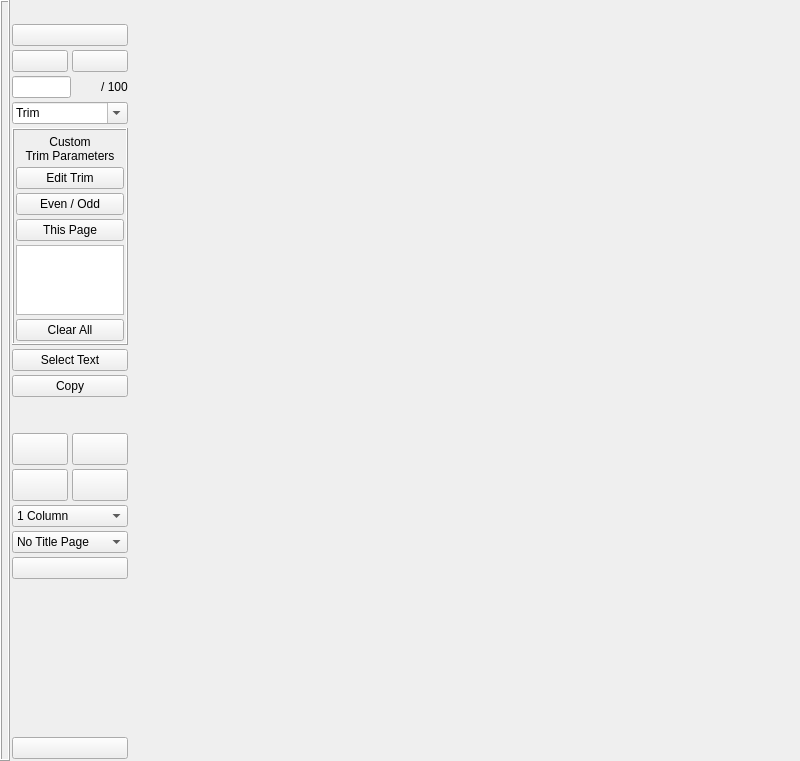
First picture: the form in ui/mainwindow.ui, repository turgu1/uPDF2, before the edit.
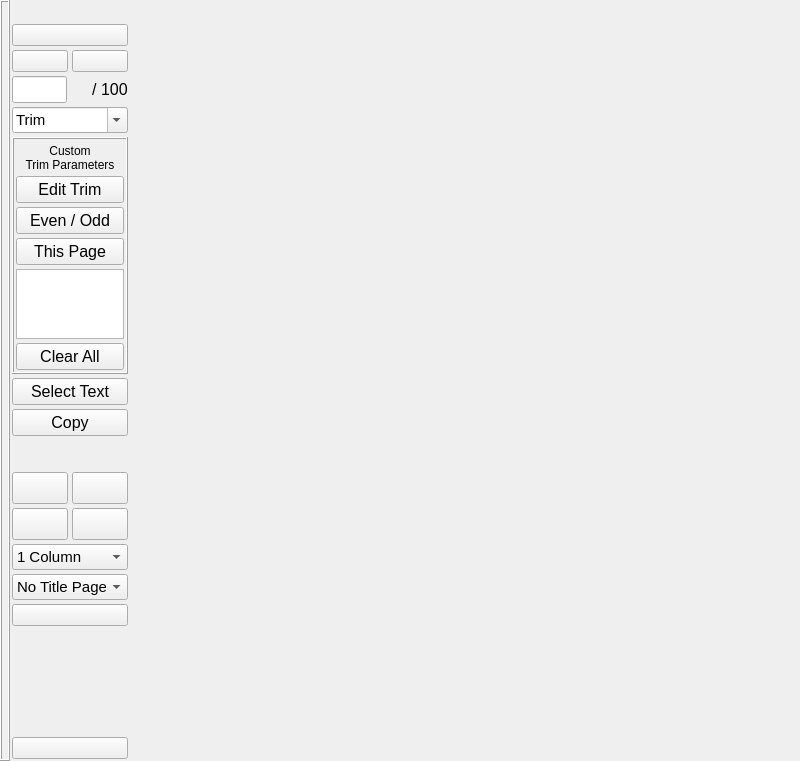
Second picture: the form after the edit. Icons and pictures are not drawn.

Commit message: Fonts used downsized to 12 and 11 pts

```diff
--- a/ui/mainwindow.ui
+++ b/ui/mainwindow.ui
@@ -379,6 +379,11 @@
              <height>16777215</height>
             </size>
            </property>
+           <property name="font">
+            <font>
+             <pointsize>12</pointsize>
+            </font>
+           </property>
            <property name="toolTip">
             <string>Curent Page</string>
            </property>
@@ -417,6 +422,11 @@
              <verstretch>0</verstretch>
             </sizepolicy>
            </property>
+           <property name="font">
+            <font>
+             <pointsize>12</pointsize>
+            </font>
+           </property>
            <property name="toolTip">
             <string>Document Page Count</string>
            </property>
@@ -453,6 +463,11 @@
            <height>16777215</height>
           </size>
          </property>
+         <property name="font">
+          <font>
+           <pointsize>11</pointsize>
+          </font>
+         </property>
          <property name="toolTip">
           <string>View Mode</string>
          </property>
@@ -587,6 +602,11 @@
               <height>0</height>
              </size>
             </property>
+            <property name="font">
+             <font>
+              <pointsize>12</pointsize>
+             </font>
+            </property>
             <property name="toolTip">
              <string>Edit Trimming Zone</string>
             </property>
@@ -612,6 +632,11 @@
               <height>0</height>
              </size>
             </property>
+            <property name="font">
+             <font>
+              <pointsize>12</pointsize>
+             </font>
+            </property>
             <property name="toolTip">
              <string>Even and Odd Pages use Different Trim Parameters</string>
             </property>
@@ -637,6 +662,11 @@
               <height>0</height>
              </size>
             </property>
+            <property name="font">
+             <font>
+              <pointsize>12</pointsize>
+             </font>
+            </property>
             <property name="toolTip">
              <string>Set this page with a Specific Trim Zone</string>
             </property>
@@ -708,6 +738,11 @@
               <height>0</height>
              </size>
             </property>
+            <property name="font">
+             <font>
+              <pointsize>12</pointsize>
+             </font>
+            </property>
             <property name="toolTip">
              <string>Clear All Pages having a Specific Trim Zone</string>
             </property>
@@ -721,6 +756,11 @@
        </item>
        <item>
         <widget class="QPushButton" name="selectTextButton">
+         <property name="font">
+          <font>
+           <pointsize>12</pointsize>
+          </font>
+         </property>
          <property name="toolTip">
           <string>Text Selection</string>
          </property>
@@ -734,6 +774,11 @@
        </item>
        <item>
         <widget class="QPushButton" name="copyButton">
+         <property name="font">
+          <font>
+           <pointsize>12</pointsize>
+          </font>
+         </property>
          <property name="toolTip">
           <string>Copy Text To Clipboard</string>
          </property>
@@ -1001,6 +1046,11 @@
        </item>
        <item>
         <widget class="QComboBox" name="columnCountCombo">
+         <property name="font">
+          <font>
+           <pointsize>11</pointsize>
+          </font>
+         </property>
          <property name="toolTip">
           <string>Columns Count</string>
          </property>
@@ -1036,6 +1086,11 @@
        </item>
        <item>
         <widget class="QComboBox" name="titlePageCountCombo">
+         <property name="font">
+          <font>
+           <pointsize>11</pointsize>
+          </font>
+         </property>
          <property name="toolTip">
           <string>Title Page Count</string>
          </property>
```
Left out of the diff: 26 changed lines with no effect on the pictures. The commit also changes 2 other files.
